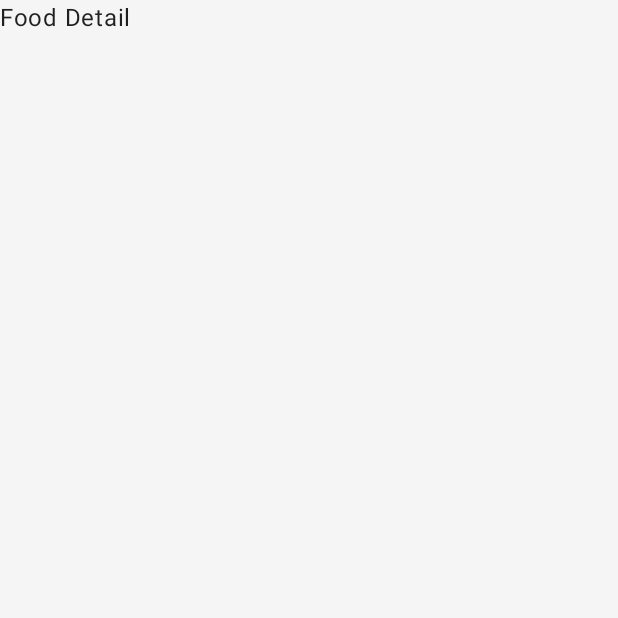
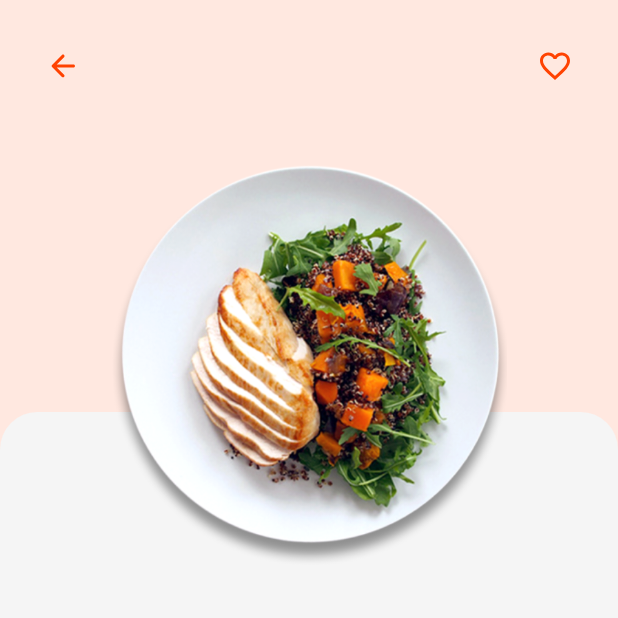
Before and after one commit to sebastianseno/foody, an Android app built with Jetpack Compose: a screen of MainActivity opened through its navigation route, on a phone screen of 412 x 824 dp, the top half of it. Before the commit the part shown is almost empty. Run offline under Robolectric (Android 15) with nearby library versions, the phone set to English and light mode, and no system bars; our stand-ins replace accompanist, constraintlayout-compose.

Commit message:
adding fod detail screen

```diff
--- a/app/src/main/java/com/food/delivery/FoodyAppState.kt
+++ b/app/src/main/java/com/food/delivery/FoodyAppState.kt
@@ -91,7 +91,7 @@ class JetsnackAppState(
  *
  * This is used to de-duplicate navigation events.
  */
-private fun NavBackStackEntry.lifecycleIsResumed() =
+fun NavBackStackEntry.lifecycleIsResumed() =
     this.lifecycle.currentState == Lifecycle.State.RESUMED
 
 private val NavGraph.startDestination: NavDestination?
--- /dev/null
+++ b/app/src/main/java/com/food/delivery/ui/presentation/fooddetail/screen/FoodDetailScreen.kt
@@ -0,0 +1,92 @@
+package com.food.delivery.ui.presentation.fooddetail.screen
+
+import android.widget.Space
+import androidx.compose.foundation.Image
+import androidx.compose.foundation.background
+import androidx.compose.foundation.clickable
+import androidx.compose.foundation.layout.*
+import androidx.compose.foundation.shape.RoundedCornerShape
+import androidx.compose.material.MaterialTheme
+import androidx.compose.material.Text
+import androidx.compose.material.TextButton
+import androidx.compose.runtime.Composable
+import androidx.compose.ui.Alignment
+import androidx.compose.ui.Modifier
+import androidx.compose.ui.draw.clip
+import androidx.compose.ui.res.painterResource
+import androidx.compose.ui.tooling.preview.Preview
+import androidx.compose.ui.unit.dp
+import androidx.constraintlayout.compose.ConstraintLayout
+import com.food.delivery.R
+import com.food.delivery.ui.theme.White
+import com.google.accompanist.systemuicontroller.rememberSystemUiController
+
+@Preview
+@Composable
+fun FoodDetailScreen() {
+    val systemUiController = rememberSystemUiController()
+    systemUiController.setStatusBarColor(
+        color = MaterialTheme.colors.secondary,
+        darkIcons = true
+    )
+    Box(
+        Modifier
+            .background(MaterialTheme.colors.secondary)
+            .fillMaxSize(),
+        contentAlignment = Alignment.TopCenter
+    ) {
+        //Toolbar
+        Row(
+            verticalAlignment = Alignment.Top,
+            horizontalArrangement = Arrangement.SpaceBetween,
+            modifier =
+            Modifier
+                .fillMaxWidth()
+                .padding(horizontal = 10.dp, vertical = 20.dp)
+        ) {
+            TextButton(onClick = {
+
+            }) {
+                Image(
+                    painter = painterResource(id = R.drawable.ic_back),
+                    contentDescription = "back"
+                )
+            }
+            TextButton(onClick = {
+
+            }) {
+                Image(
+                    painter = painterResource(id = R.drawable.ic_heart),
+                    contentDescription = "back"
+                )
+            }
+        }
+
+        Column (Modifier.fillMaxSize()){
+            Spacer(
+                modifier = Modifier.weight(1f)
+            )
+            ConstraintLayout(
+                modifier = Modifier
+                    .clip(RoundedCornerShape(topStart = 25.dp, topEnd = 25.dp))
+                    .background(White)
+                    .weight(2f)
+            ) {
+
+            }
+        }
+        Column (){
+            Spacer(modifier = Modifier.height(100.dp))
+            Image(
+                painter = painterResource(id = R.drawable.img_plate_food),
+                contentDescription = "plate",
+                modifier = Modifier
+                    .width(277.dp)
+                    .height(277.dp)
+                    .padding(top = 10.dp)
+
+            )
+        }
+
+    }
+}
--- a/app/src/main/java/com/food/delivery/ui/presentation/home/screen/FoodDetailScreen.kt
+++ /dev/null
@@ -1,15 +0,0 @@
-package com.food.delivery.ui.presentation.home.screen
-
-import androidx.compose.foundation.layout.Box
-import androidx.compose.foundation.layout.fillMaxSize
-import androidx.compose.material.Text
-import androidx.compose.runtime.Composable
-import androidx.compose.ui.Modifier
-
-@Composable
-fun FoodDetailScreen() {
-    Box(Modifier.fillMaxSize()) {
-        Text(text = "Food Detail")
-
-    }
-}
--- a/app/src/main/java/com/food/delivery/ui/presentation/home/screen/HomeScreen.kt
+++ b/app/src/main/java/com/food/delivery/ui/presentation/home/screen/HomeScreen.kt
@@ -1,5 +1,6 @@
 package com.food.delivery.ui.presentation.home.screen
 
+import android.widget.Spinner
 import androidx.compose.foundation.Image
 import androidx.compose.foundation.ScrollState
 import androidx.compose.foundation.horizontalScroll
@@ -14,14 +15,17 @@ import androidx.compose.ui.res.painterResource
 import androidx.compose.ui.text.font.FontWeight
 import androidx.compose.ui.unit.dp
 import androidx.compose.ui.unit.sp
+import androidx.navigation.NavBackStackEntry
 import androidx.navigation.NavController
 import com.food.delivery.R
+import com.food.delivery.lifecycleIsResumed
 import com.food.delivery.ui.presentation.home.widget.*
 import com.google.accompanist.systemuicontroller.rememberSystemUiController
 
 @Composable
 fun HomeScreen(
-    navController: NavController
+    navController: NavController,
+    from: NavBackStackEntry
 ) {
     val systemUiController = rememberSystemUiController()
     systemUiController.setSystemBarsColor(
@@ -35,6 +39,7 @@ fun HomeScreen(
         HomeHeaderWidget()
         Spacer(modifier = Modifier.height(48.dp))
         SearchAndFilterWidget()
+
         Image(
             painter = painterResource(id = R.drawable.img_sample_promo_header),
             contentDescription = "header",
@@ -71,7 +76,9 @@ fun HomeScreen(
         ) {
             TrendingFoodCard(
                 onClick = {
-                    navController.navigate("detail-screen")
+                    if (from.lifecycleIsResumed()) {
+                        navController.navigate("detail-screen")
+                    }
                 }
             )
             TrendingFoodCard()
--- a/app/src/main/java/com/food/delivery/ui/widget/BottomNav.kt
+++ b/app/src/main/java/com/food/delivery/ui/widget/BottomNav.kt
@@ -41,12 +41,14 @@ import androidx.navigation.compose.composable
 import com.food.delivery.shared.extensions.placeTextAndIcon
 import com.food.delivery.ui.presentation.cart.CartScreen
 import com.food.delivery.ui.presentation.favorite.FavoriteScreen
-import com.food.delivery.ui.presentation.home.screen.FoodDetailScreen
+import com.food.delivery.ui.presentation.fooddetail.screen.FoodDetailScreen
 import com.food.delivery.ui.presentation.home.screen.HomeScreen
 
-fun NavGraphBuilder.addHomeGraph(navController: NavController) {
+fun NavGraphBuilder.addHomeGraph(
+    navController: NavController
+) {
     composable(BottomNavSection.HOME.route) { from ->
-        HomeScreen(navController)
+        HomeScreen(navController, from)
     }
     composable(BottomNavSection.FAVORITE.route) { from ->
         FavoriteScreen()
@@ -59,7 +61,7 @@ fun NavGraphBuilder.addHomeGraph(navController: NavController) {
     }
     composable(
         route = "detail-screen",
-    ) { from ->
+    ) {
         FoodDetailScreen()
     }
 }
--- /dev/null
+++ b/app/src/main/res/drawable/ic_back.xml
@@ -0,0 +1,5 @@
+<vector android:autoMirrored="true" android:height="24dp"
+    android:tint="#FF4201" android:viewportHeight="24"
+    android:viewportWidth="24" android:width="24dp" xmlns:android="http://schemas.android.com/apk/res/android">
+    <path android:fillColor="@android:color/white" android:pathData="M19,11H7.83l4.88,-4.88c0.39,-0.39 0.39,-1.03 0,-1.42 -0.39,-0.39 -1.02,-0.39 -1.41,0l-6.59,6.59c-0.39,0.39 -0.39,1.02 0,1.41l6.59,6.59c0.39,0.39 1.02,0.39 1.41,0 0.39,-0.39 0.39,-1.02 0,-1.41L7.83,13H19c0.55,0 1,-0.45 1,-1s-0.45,-1 -1,-1z"/>
+</vector>
```
Also changed, not shown: app/src/main/java/com/food/delivery/ui/presentation/favorite/FavoriteScreen.kt (+38 -5 lines).
